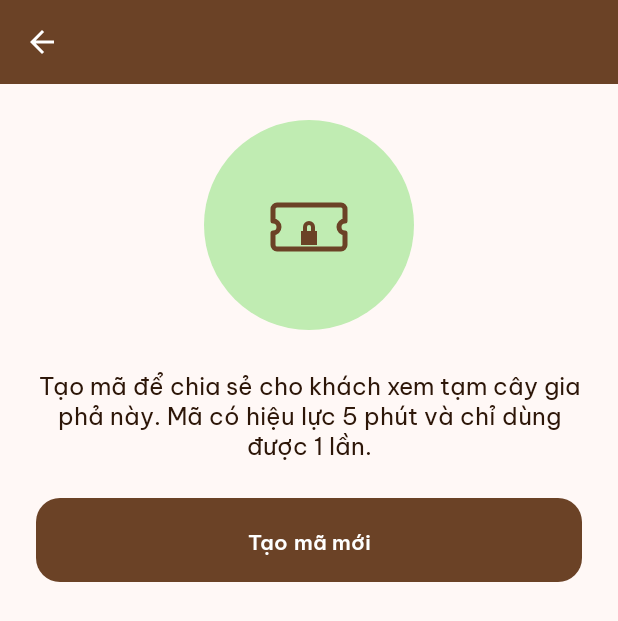
After one commit to Tex-Aiuse/App_GiaPha, an Android app: the layout activity_invite_code.xml on its own in the app's theme, with its tools: preview values and no code run, on a phone screen of 412 x 824 dp. The commit adds this screen. Shown: the top 621 px of the screen. Run offline under Robolectric (Android 15) with nearby library versions, the phone set to English and light mode, and no system bars.

Commit message:
10c. GD-16. Tạo mã truy cập cho khách

```diff
--- a/app/src/main/AndroidManifest.xml
+++ b/app/src/main/AndroidManifest.xml
@@ -100,6 +100,10 @@
             android:name=".MainActivity"
             android:exported="false"
             android:windowSoftInputMode="adjustResize" />
+
+        <activity
+            android:name=".ui.space.InviteCodeActivity"
+            android:exported="false" />
     </application>
 
 </manifest>
--- a/app/src/main/java/com/example/my_app_giapha/data/Repository.kt
+++ b/app/src/main/java/com/example/my_app_giapha/data/Repository.kt
@@ -286,4 +286,7 @@ interface Repository {
     fun timTaiKhoanTheoSdt(idKhongGian: Int, sdt: String): Kq<KetQuaTimSdt?>
     /** Admin/Quản lý. Thêm một tài khoản đã có vào không gian với vai trò Thành viên hờ. */
     fun moiTrucTiep(idKhongGian: Int, idTaiKhoan: Int): Kq<Unit>
+    // ---- Mã mời (GD-16) ----
+    /** Admin, Quản lý, Thành viên, Thành viên hờ (không phải Khách tạm). Mã dùng một lần, hiệu lực 5 phút. */
+    fun taoMaMoi(idKhongGian: Int): Kq<MaCode>
 }
--- a/app/src/main/java/com/example/my_app_giapha/ui/Routes.kt
+++ b/app/src/main/java/com/example/my_app_giapha/ui/Routes.kt
@@ -21,6 +21,7 @@ import com.example.my_app_giapha.ui.person.ThanhTuuActivity
 import com.example.my_app_giapha.ui.person.AnhDaiDienActivity
 import com.example.my_app_giapha.ui.space.MemberListActivity
 import com.example.my_app_giapha.ui.space.InviteMemberActivity
+import com.example.my_app_giapha.ui.space.InviteCodeActivity
 
 /** Mọi lối đi giữa các màn hình. Dòng ghi "TẠM" sẽ được thay khi làm tới màn đó. */
 object Routes {
@@ -142,7 +143,10 @@ object Routes {
         activity.tam("TẠM: GD-17 Gán Ô cho tài khoản #$idTaiKhoan")
 
     fun moMaMoi(activity: Activity, idKhongGian: Int) =
-        activity.tam("TẠM: GD-16 Mã mời")
+        activity.startActivity(
+            Intent(activity, InviteCodeActivity::class.java)
+                .putExtra(InviteCodeActivity.EXTRA_ID_KHONG_GIAN, idKhongGian)
+        )
 
     fun moCaiDatKhongGian(activity: Activity, idKhongGian: Int) =
         activity.tam("TẠM: GD-18 Cài đặt Không gian")
--- /dev/null
+++ b/app/src/main/java/com/example/my_app_giapha/ui/common/CountdownRingView.kt
@@ -0,0 +1,45 @@
+package com.example.my_app_giapha.ui.common
+
+import android.content.Context
+import android.graphics.Canvas
+import android.graphics.Paint
+import android.graphics.RectF
+import android.util.AttributeSet
+import android.view.View
+import androidx.core.content.ContextCompat
+import com.example.my_app_giapha.R
+
+/** Vòng tròn đếm ngược: nền xám nhạt, cung nâu thể hiện phần còn lại (progress 1 = đầy, 0 = hết). Đặt vuông, ví dụ 160dp. */
+class CountdownRingView @JvmOverloads constructor(
+    context: Context,
+    attrs: AttributeSet? = null
+) : View(context, attrs) {
+
+    private val dp = resources.displayMetrics.density
+    private val rect = RectF()
+
+    private val nen = Paint(Paint.ANTI_ALIAS_FLAG).apply {
+        style = Paint.Style.STROKE
+        strokeWidth = 10 * dp
+        color = ContextCompat.getColor(context, R.color.border_default)
+    }
+    private val cung = Paint(Paint.ANTI_ALIAS_FLAG).apply {
+        style = Paint.Style.STROKE
+        strokeWidth = 10 * dp
+        strokeCap = Paint.Cap.ROUND
+        color = ContextCompat.getColor(context, R.color.brown_primary)
+    }
+
+    var progress: Float = 1f
+        set(v) {
+            field = v.coerceIn(0f, 1f)
+            invalidate()
+        }
+
+    override fun onDraw(c: Canvas) {
+        val w = nen.strokeWidth
+        rect.set(w / 2, w / 2, width - w / 2, height - w / 2)
+        c.drawOval(rect, nen)
+        if (progress > 0f) c.drawArc(rect, -90f, 360f * progress, false, cung)
+    }
+}
--- /dev/null
+++ b/app/src/main/res/drawable/ic_clock_off.xml
@@ -0,0 +1,7 @@
+<?xml version="1.0" encoding="utf-8"?>
+<vector xmlns:android="http://schemas.android.com/apk/res/android"
+    android:width="24dp" android:height="24dp" android:viewportWidth="24" android:viewportHeight="24">
+    <path android:strokeColor="#8D7B71" android:strokeWidth="1.8" android:strokeLineCap="round" android:pathData="M12,3a9,9 0 1 1 0,18a9,9 0 1 1 0,-18" />
+    <path android:strokeColor="#8D7B71" android:strokeWidth="1.8" android:strokeLineCap="round" android:strokeLineJoin="round" android:pathData="M12,7v5l3,6" />
+    <path android:strokeColor="#8D7B71" android:strokeWidth="1.8" android:strokeLineCap="round" android:pathData="M4.5,4.5L19.5,19.5" />
+</vector>
--- /dev/null
+++ b/app/src/main/res/drawable/ic_close_white.xml
@@ -0,0 +1,5 @@
+<?xml version="1.0" encoding="utf-8"?>
+<vector xmlns:android="http://schemas.android.com/apk/res/android"
+    android:width="24dp" android:height="24dp" android:viewportWidth="24" android:viewportHeight="24">
+    <path android:fillColor="#FFFFFF" android:pathData="M19,6.41L17.59,5 12,10.59 6.41,5 5,6.41 10.59,12 5,17.59 6.41,19 12,13.41 17.59,19 19,17.59 13.41,12z" />
+</vector>
--- /dev/null
+++ b/app/src/main/res/drawable/ic_content_copy.xml
@@ -0,0 +1,5 @@
+<?xml version="1.0" encoding="utf-8"?>
+<vector xmlns:android="http://schemas.android.com/apk/res/android"
+    android:width="24dp" android:height="24dp" android:viewportWidth="24" android:viewportHeight="24">
+    <path android:fillColor="#FFFFFF" android:pathData="M16,1H4C2.9,1 2,1.9 2,3v14h2V3h12V1zM19,5H8C6.9,5 6,5.9 6,7v14c0,1.1 0.9,2 2,2h11c1.1,0 2,-0.9 2,-2V7C21,5.9 20.1,5 19,5zM19,21H8V7h11V21z" />
+</vector>
--- /dev/null
+++ b/app/src/main/res/drawable/ic_share.xml
@@ -0,0 +1,5 @@
+<?xml version="1.0" encoding="utf-8"?>
+<vector xmlns:android="http://schemas.android.com/apk/res/android"
+    android:width="24dp" android:height="24dp" android:viewportWidth="24" android:viewportHeight="24">
+    <path android:fillColor="#FFFFFF" android:pathData="M18,16.08c-0.76,0 -1.44,0.3 -1.96,0.77L8.91,12.7c0.05,-0.23 0.09,-0.46 0.09,-0.7s-0.04,-0.47 -0.09,-0.7l7.05,-4.11c0.54,0.5 1.25,0.81 2.04,0.81 1.66,0 3,-1.34 3,-3s-1.34,-3 -3,-3 -3,1.34 -3,3c0,0.24 0.04,0.47 0.09,0.7L8.04,9.81C7.5,9.31 6.79,9 6,9c-1.66,0 -3,1.34 -3,3s1.34,3 3,3c0.79,0 1.5,-0.31 2.04,-0.81l7.12,4.16c-0.05,0.21 -0.08,0.43 -0.08,0.65 0,1.61 1.31,2.92 2.92,2.92 1.61,0 2.92,-1.31 2.92,-2.92s-1.31,-2.92 -2.92,-2.92z" />
+</vector>
--- /dev/null
+++ b/app/src/main/res/layout/activity_invite_code.xml
@@ -0,0 +1,229 @@
+<?xml version="1.0" encoding="utf-8"?>
+<LinearLayout xmlns:android="http://schemas.android.com/apk/res/android"
+    xmlns:app="http://schemas.android.com/apk/res-auto"
+    android:layout_width="match_parent"
+    android:layout_height="match_parent"
+    android:background="@color/bg_screen"
+    android:orientation="vertical">
+
+    <include
+        android:id="@+id/appBar"
+        layout="@layout/view_app_bar" />
+
+    <FrameLayout
+        android:layout_width="match_parent"
+        android:layout_height="0dp"
+        android:layout_weight="1">
+
+        <ScrollView
+            android:id="@+id/scroll"
+            android:layout_width="match_parent"
+            android:layout_height="match_parent"
+            android:clipToPadding="false"
+            android:fillViewport="true">
+
+            <LinearLayout
+                android:layout_width="match_parent"
+                android:layout_height="wrap_content"
+                android:gravity="center_horizontal"
+                android:orientation="vertical"
+                android:padding="24dp"
+                android:paddingTop="64dp">
+
+                <!-- Trước khi tạo mã -->
+                <LinearLayout
+                    android:id="@+id/groupBefore"
+                    android:layout_width="match_parent"
+                    android:layout_height="wrap_content"
+                    android:gravity="center_horizontal"
+                    android:orientation="vertical">
+
+                    <FrameLayout
+                        android:layout_width="140dp"
+                        android:layout_height="140dp"
+                        android:background="@drawable/bg_circle_green">
+
+                        <ImageView
+                            android:layout_width="64dp"
+                            android:layout_height="64dp"
+                            android:layout_gravity="center"
+                            android:importantForAccessibility="no"
+                            android:src="@drawable/ic_ticket_lock"
+                            android:tint="@color/brown_primary" />
+                    </FrameLayout>
+
+                    <TextView
+                        android:layout_width="match_parent"
+                        android:layout_height="wrap_content"
+                        android:layout_marginTop="24dp"
+                        android:fontFamily="@font/be_vietnam_pro"
+                        android:gravity="center"
+                        android:text="Tạo mã để chia sẻ cho khách xem tạm cây gia phả này. Mã có hiệu lực 5 phút và chỉ dùng được 1 lần."
+                        android:textColor="@color/text_primary"
+                        android:textSize="16sp" />
+
+                    <com.google.android.material.button.MaterialButton
+                        android:id="@+id/btnCreate"
+                        style="@style/Widget.GiaPha.Button.Primary"
+                        android:layout_width="match_parent"
+                        android:layout_height="56dp"
+                        android:layout_marginTop="24dp"
+                        android:text="Tạo mã mới" />
+                </LinearLayout>
+
+                <!-- Sau khi tạo mã: thẻ mã + (đang đếm ngược | đã hết hạn) -->
+                <LinearLayout
+                    android:id="@+id/groupResult"
+                    android:layout_width="match_parent"
+                    android:layout_height="wrap_content"
+                    android:gravity="center_horizontal"
+                    android:orientation="vertical"
+                    android:visibility="gone">
+
+                    <LinearLayout
+                        android:layout_width="match_parent"
+                        android:layout_height="wrap_content"
+                        android:background="@drawable/bg_card"
+                        android:gravity="center_horizontal"
+                        android:orientation="vertical"
+                        android:padding="24dp">
+
+                        <TextView
+                            android:layout_width="wrap_content"
+                            android:layout_height="wrap_content"
+                            android:fontFamily="@font/be_vietnam_pro"
+                            android:text="Mã truy cập của bạn"
+                            android:textColor="@color/text_secondary"
+                            android:textSize="14sp" />
+
+                        <TextView
+                            android:id="@+id/tvCode"
+                            android:layout_width="wrap_content"
+                            android:layout_height="wrap_content"
+                            android:layout_marginTop="12dp"
+                            android:fontFamily="@font/be_vietnam_pro_bold"
+                            android:letterSpacing="0.15"
+                            android:textColor="@color/text_primary"
+                            android:textSize="32sp" />
+                    </LinearLayout>
+
+                    <!-- Đang đếm ngược -->
+                    <LinearLayout
+                        android:id="@+id/blockActive"
+                        android:layout_width="match_parent"
+                        android:layout_height="wrap_content"
+                        android:layout_marginTop="24dp"
+                        android:gravity="center_horizontal"
+                        android:orientation="vertical">
+
+                        <FrameLayout
+                            android:layout_width="160dp"
+                            android:layout_height="160dp">
+
+                            <com.example.my_app_giapha.ui.common.CountdownRingView
+                                android:id="@+id/ring"
+                                android:layout_width="match_parent"
+                                android:layout_height="match_parent" />
+
+                            <LinearLayout
+                                android:layout_width="wrap_content"
+                                android:layout_height="wrap_content"
+                                android:layout_gravity="center"
+                                android:gravity="center_horizontal"
+                                android:orientation="vertical">
+
+                                <TextView
+                                    android:id="@+id/tvTime"
+                                    android:layout_width="wrap_content"
+                                    android:layout_height="wrap_content"
+                                    android:fontFamily="@font/be_vietnam_pro_bold"
+                                    android:textColor="@color/text_primary"
+                                    android:textSize="32sp" />
+
+                                <TextView
+                                    android:layout_width="wrap_content"
+                                    android:layout_height="wrap_content"
+                                    android:fontFamily="@font/be_vietnam_pro"
+                                    android:text="còn lại"
+                                    android:textColor="@color/text_secondary"
+                                    android:textSize="13sp" />
+                            </LinearLayout>
+                        </FrameLayout>
+
+                        <com.google.android.material.button.MaterialButton
+                            android:id="@+id/btnCopy"
+                            style="@style/Widget.GiaPha.Button.Primary"
+                            android:layout_width="match_parent"
+                            android:layout_height="48dp"
+                            android:layout_marginTop="24dp"
+                            android:text="Sao chép mã"
+                            app:icon="@drawable/ic_content_copy"
+                            app:iconGravity="textStart"
+                            app:iconTint="@color/white" />
+
+                        <com.google.android.material.button.MaterialButton
+                            android:id="@+id/btnShare"
+                            style="@style/Widget.GiaPha.Button.Outlined"
+                            android:layout_width="match_parent"
+                            android:layout_height="48dp"
+                            android:layout_marginTop="12dp"
+                            android:text="Chia sẻ"
+                            app:icon="@drawable/ic_share"
+                            app:iconGravity="textStart"
+                            app:iconTint="@color/brown_primary" />
+                    </LinearLayout>
+
+                    <!-- Đã hết hạn -->
+                    <LinearLayout
+                        android:id="@+id/blockExpired"
+                        android:layout_width="match_parent"
+                        android:layout_height="wrap_content"
+                        android:layout_marginTop="24dp"
+                        android:gravity="center_horizontal"
+                        android:orientation="vertical"
+                        android:visibility="gone">
+
+                        <FrameLayout
+                            android:layout_width="160dp"
+                            android:layout_height="160dp">
+
+                            <com.example.my_app_giapha.ui.common.CountdownRingView
+                                android:id="@+id/ringExpired"
+                                android:layout_width="match_parent"
+                                android:layout_height="match_parent" />
+
+                            <ImageView
+                                android:layout_width="40dp"
+                                android:layout_height="40dp"
+                                android:layout_gravity="center"
+                                android:importantForAccessibility="no"
+                                android:src="@drawable/ic_clock_off" />
+                        </FrameLayout>
+
+                        <TextView
+                            android:layout_width="wrap_content"
+                            android:layout_height="wrap_content"
+                            android:layout_marginTop="12dp"
+                            android:fontFamily="@font/be_vietnam_pro_semibold"
+                            android:text="Mã đã hết hạn"
+                            android:textColor="@color/danger"
+                            android:textSize="15sp" />
+
+                        <com.google.android.material.button.MaterialButton
+                            android:id="@+id/btnCreateAgain"
+                            style="@style/Widget.GiaPha.Button.Primary"
+                            android:layout_width="match_parent"
+                            android:layout_height="56dp"
+                            android:layout_marginTop="24dp"
+                            android:text="Tạo mã mới" />
+                    </LinearLayout>
+                </LinearLayout>
+            </LinearLayout>
+        </ScrollView>
+
+        <com.example.my_app_giapha.ui.common.StateView
+            android:id="@+id/stateView"
+            android:layout_width="match_parent"
+            android:layout_height="match_parent" />
+    </FrameLayout>
+</LinearLayout>
```
Also changed, not shown: app/src/main/java/com/example/my_app_giapha/data/FakeRepository.kt (+24 -0 lines), app/src/main/java/com/example/my_app_giapha/ui/space/InviteCodeActivity.kt (added, +174 -0 lines).
